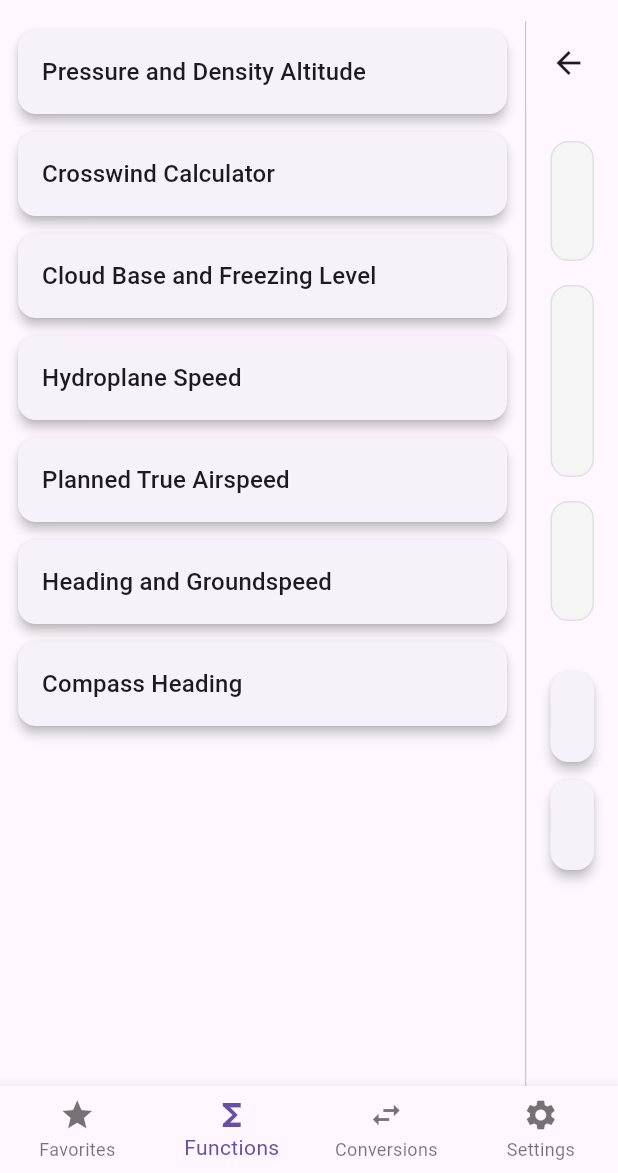
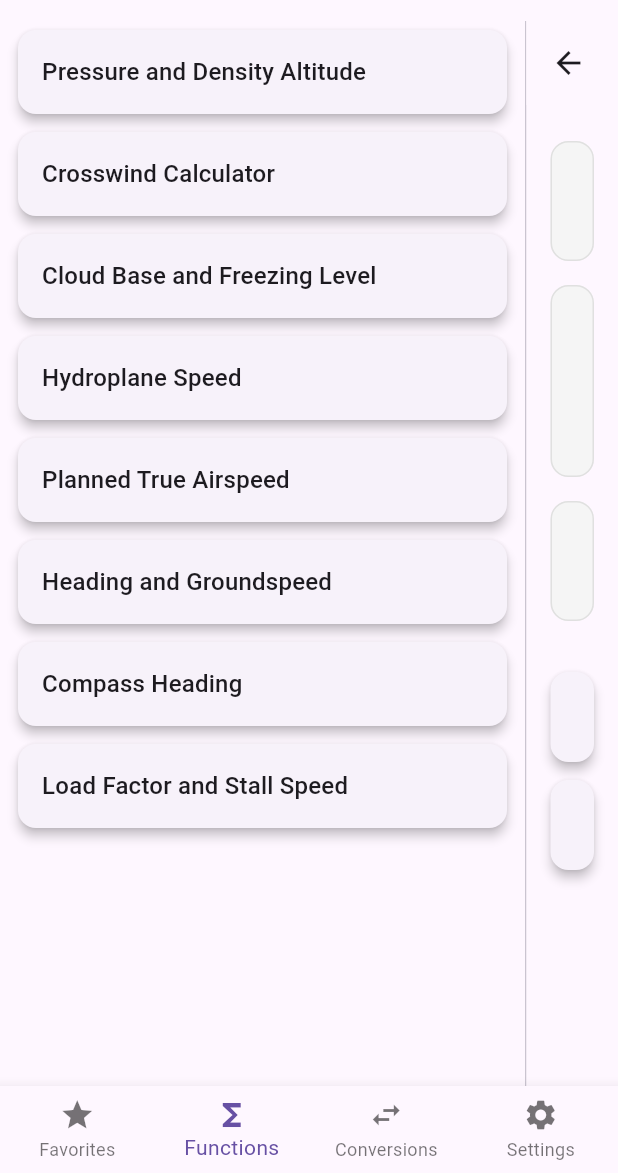
Before and after one commit to andrehebra/e6b_flutter, a Flutter app: the TabletHomePage screen opened directly, item 2 of the bottom bar chosen, on a phone screen of 412 x 824 dp, the part 63-1236 px from its top. Run offline on Flutter 3.47's test engine with Material 3 defaults, Android fonts, the phone set to English and light mode, and no system bars.

Commit message:
added bank angle and stall speed calculator

```diff
--- a/lib/components/Calculators.dart
+++ b/lib/components/Calculators.dart
@@ -347,5 +347,42 @@ final calculators = [
             title: "Compass Heading", value: compassHeading, unit: "°"),
       ];
     },
-  )
+  ),
+  CalculatorPage(
+    title: "Load Factor and Stall Speed",
+    fields: const [
+      CalculatorField(name: "bankAngle", label: "Bank Angle"),
+      CalculatorField(name: "stallSpeed", label: "Stall Speed"),
+    ],
+    calculate: (values) {
+      final bankAngle = values["bankAngle"];
+      final stallSpeed = values["stallSpeed"];
+
+      if (bankAngle == null) {
+        return const [
+          CalculatorResult(title: "Load Factor", value: null, unit: "G"),
+          CalculatorResult(title: "Stall Speed", value: null, unit: "kts"),
+        ];
+      }
+      final bankAngleRadians = bankAngle * 0.01745;
+      final loadFactor = 1 / (cos(bankAngleRadians));
+
+      if (stallSpeed == null) {
+        return [
+          CalculatorResult(title: "Load Factor", value: loadFactor, unit: "G"),
+          const CalculatorResult(
+              title: "Stall Speed", value: null, unit: "kts"),
+        ];
+      }
+
+      final stallSpeedBank = sqrt(loadFactor) * stallSpeed;
+      return [
+        CalculatorResult(title: "Load Factor", value: loadFactor, unit: "G"),
+        CalculatorResult(
+            title: "Stall Speed", value: stallSpeedBank, unit: "kts"),
+      ];
+
+      //return "Pressure Altitude: ${pressureAltitude.toStringAsFixed(0)} feet\nDensity Altitude: ${densityAltitude.toStringAsFixed(0)} feet";
+    },
+  ),
 ];
--- a/lib/pages/CalculatorPage.dart
+++ b/lib/pages/CalculatorPage.dart
@@ -79,6 +79,8 @@ class _CalculatorPageState extends State<CalculatorPage> {
         return "inHg";
       case "temperature":
         return "°C";
+      case "bankAngle":
+        return "°";
       default:
         return null;
     }
```
